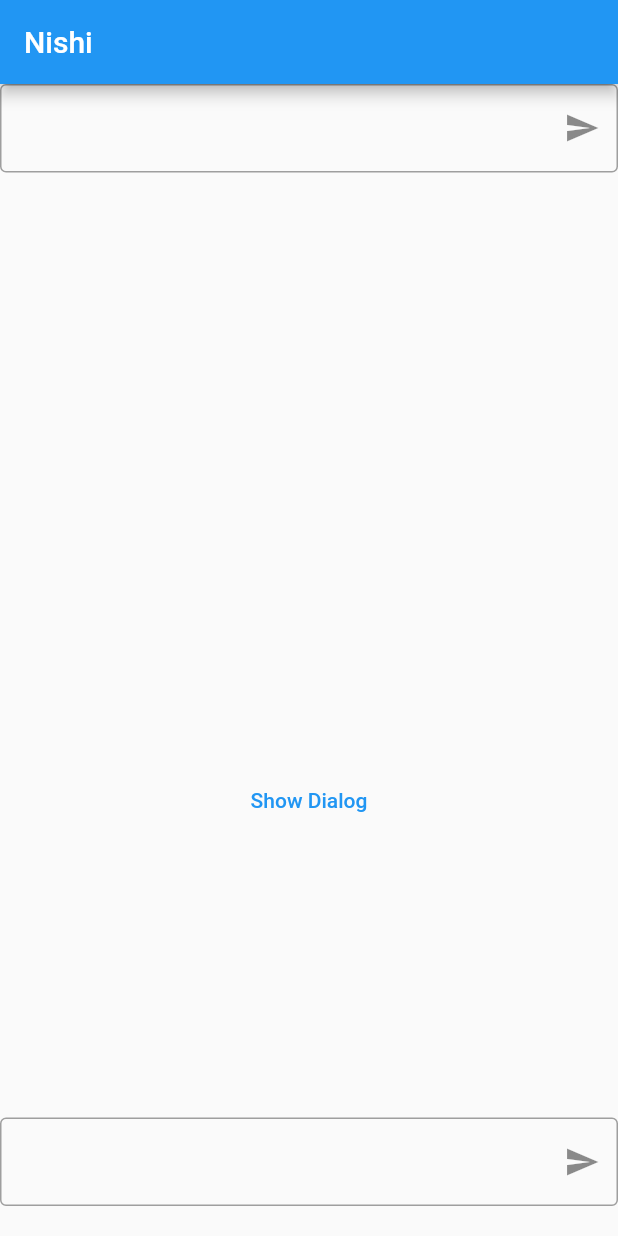
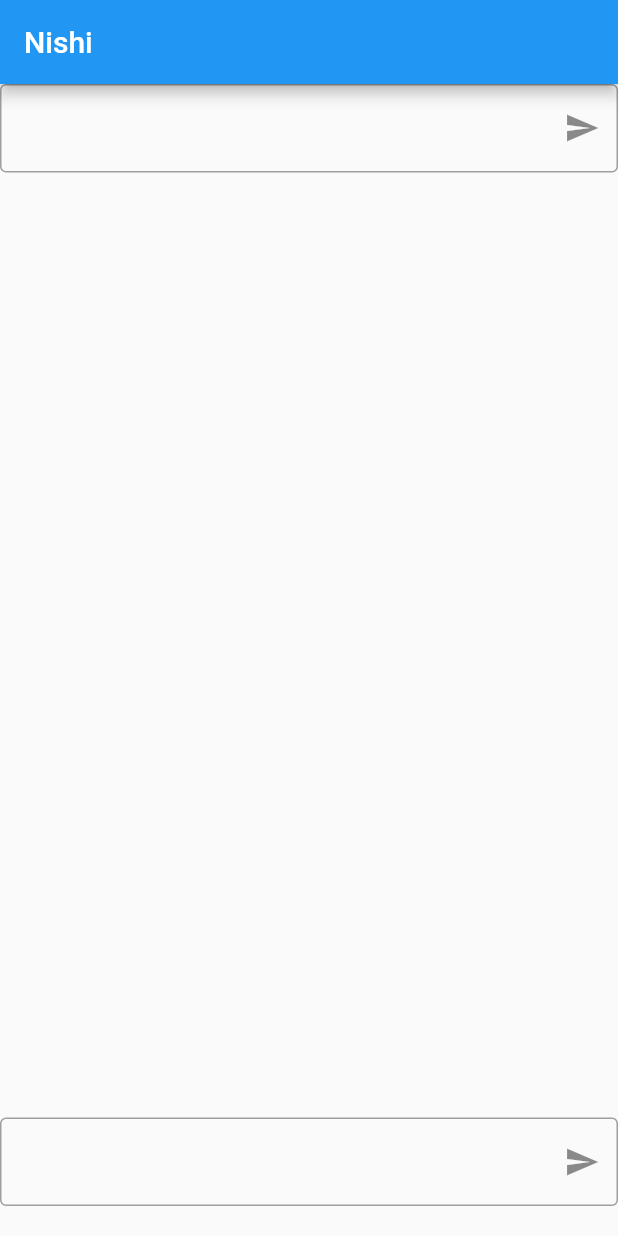
Before and after one commit to sambhavnoobcoder/chat-app, a Flutter app: the screen it shows after launch, on a phone screen of 412 x 824 dp. Run offline on Flutter 3.47's test engine with Material 2 defaults, Android fonts, the phone set to English and light mode, and no system bars.

Commit message:
clean comments

```diff
--- a/lib/main.dart
+++ b/lib/main.dart
@@ -1,11 +1,9 @@
 // ignore_for_file: unnecessary_new
 
 import 'dart:convert';
-import 'dart:ui' as ui;
 
 import 'package:flutter/material.dart';
 import 'package:http/http.dart' as http;
-// import 'package:flutter/cupertino.dart';
 import 'globals.dart' as globals;
 
 void main() => runApp(const MyApp());
@@ -33,21 +31,16 @@ class _MyAppState extends State<MyApp> {
           appBar: AppBar(
             title: const Text(appTitle),
           ),
-          // body: const BetterWidget(),
-          // body: const SenderAddressBox(),
           body: Column(
             mainAxisAlignment: MainAxisAlignment.spaceBetween,
             children: [
-              // const BetterWidget(),
               const SenderAddressBox(),
               Column(
                 children: dynamicChat,
               ),
-              const DialogExample(),
               BetterWidget(
                 notifyParent: refresh,
               ),
-              // ChatBubble(text: "${globals.message}", isCurrentUser: true)
             ],
           )),
     );
@@ -101,7 +94,6 @@ class BetterWidget extends StatelessWidget {
                   notifyParent();
                   sendREQ(userInput, globals.globalString);
                   userInput.clear();
-                  // globals.message = userInput.text;
                 },
               ),
             ),
@@ -136,7 +128,6 @@ class SenderAddressBox extends StatelessWidget {
                 ),
               ),
               border: const OutlineInputBorder(),
-              // ignore: unnecessary_const
               suffixIcon: IconButton(
                 icon: const Icon(Icons.send),
                 onPressed: () {
@@ -164,7 +155,6 @@ class ChatBubble extends StatelessWidget {
   @override
   Widget build(BuildContext context) {
     return Padding(
-      // asymmetric padding
       padding: EdgeInsets.fromLTRB(
         isCurrentUser ? 64.0 : 16.0,
         4,
@@ -172,10 +162,8 @@ class ChatBubble extends StatelessWidget {
         4,
       ),
       child: Align(
-        // align the child within the container
         alignment: isCurrentUser ? Alignment.centerRight : Alignment.centerLeft,
         child: DecoratedBox(
-          // chat bubble decoration
           decoration: BoxDecoration(
             color: isCurrentUser ? Colors.blue : Colors.grey[300],
             borderRadius: BorderRadius.circular(16),
```
